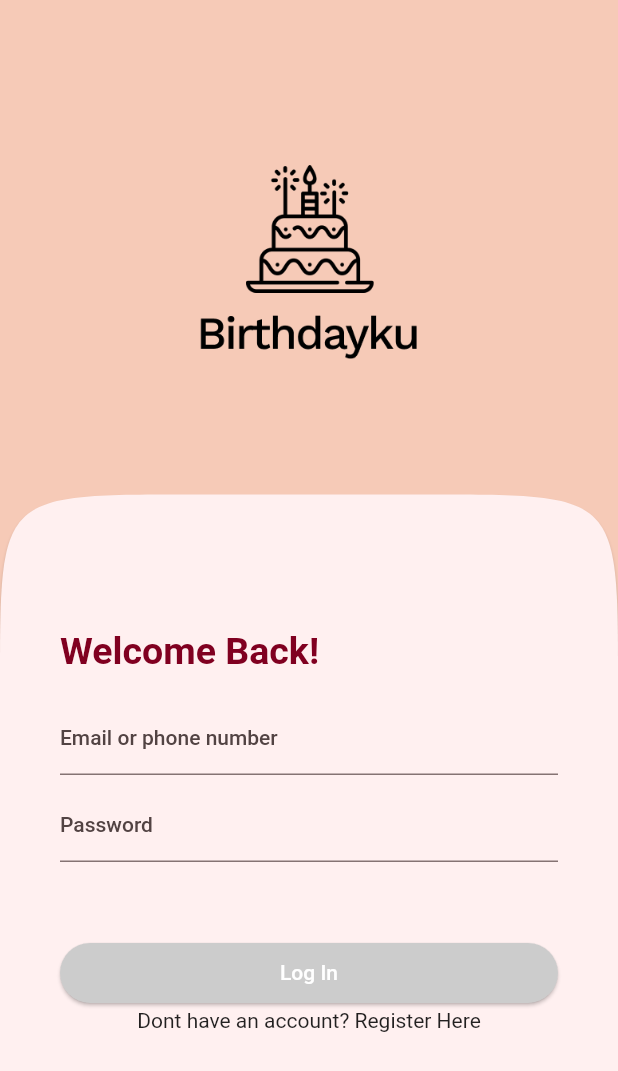
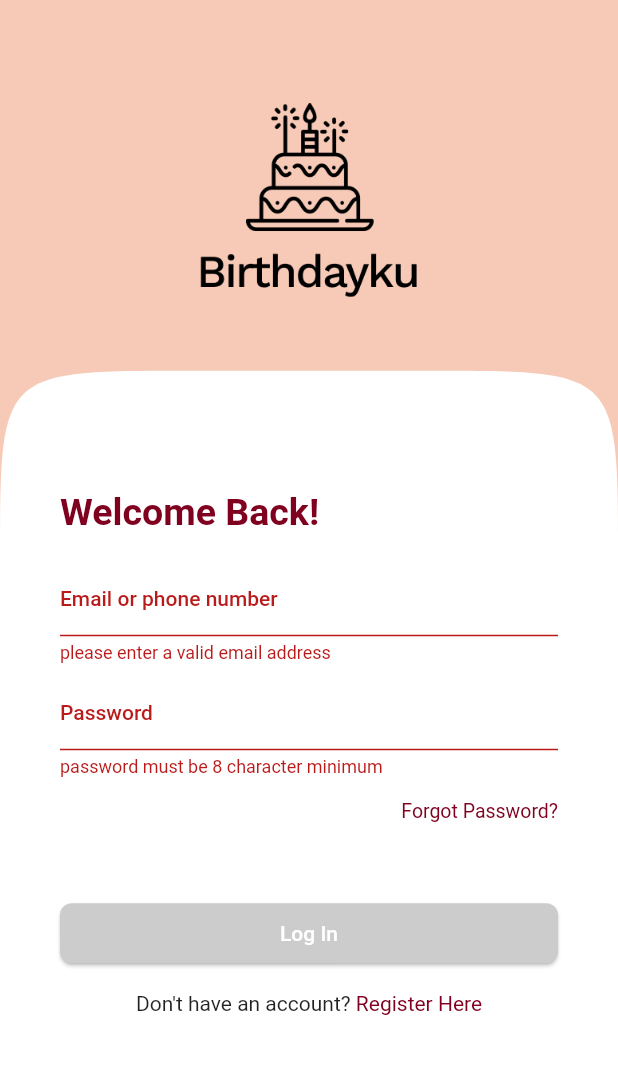
Before and after one commit to AbrahamRumondor/BirthdayKu, a Flutter app: the AuthenticationScreen screen opened directly, after a tap on "Log In", on a phone screen of 412 x 824 dp. Shown: the top 1071 px of the screen. Run offline on Flutter 3.47's test engine with Material 2 defaults, Android fonts, the light colour scheme and no system bars; missing offline and left inert: dart:ffi.

Commit message:
completing authentication screens and also make changes on widget_test (just in case error occurs)

```diff
--- a/lib/main.dart
+++ b/lib/main.dart
@@ -1,7 +1,7 @@
 import 'package:flutter/material.dart';
 
 // views
-import 'package:birthdayku/views/authenticataion_screen.dart';
+import 'package:birthdayku/views/authentication_screen.dart';
 import 'package:birthdayku/views/tabs.dart';
 
 void main() {
@@ -13,7 +13,7 @@ void main() {
         colorScheme: ColorScheme.fromSeed(
             seedColor: const Color.fromRGBO(128, 0, 32, 1)),
       ),
-      home: const Scaffold(body: TabsScreen()),
+      home: const Scaffold(body: AuthenticationScreen()),
     ),
   );
 }
--- a/lib/views/authenticataion_screen.dart
+++ /dev/null
@@ -1,103 +0,0 @@
-import 'package:flutter/material.dart';
-
-class AuthenticationScreen extends StatefulWidget {
-  const AuthenticationScreen({super.key});
-
-  @override
-  State<AuthenticationScreen> createState() => _AuthenticationScreenState();
-}
-
-class _AuthenticationScreenState extends State<AuthenticationScreen> {
-  @override
-  Widget build(BuildContext context) {
-    return Scaffold(
-      backgroundColor: const Color.fromRGBO(246, 202, 183, 1),
-      body: Center(
-        child: Column(mainAxisAlignment: MainAxisAlignment.center, children: [
-          Expanded(
-            flex: 4,
-            child: Container(
-              margin: const EdgeInsets.only(
-                top: 20,
-                left: 20,
-                right: 20,
-              ),
-              width: 150,
-              child: Image.asset('assets/img/logo_login.png'),
-            ),
-          ),
-          Expanded(
-            flex: 6,
-            child: Card(
-              margin: EdgeInsets.zero,
-              shape: const ContinuousRectangleBorder(
-                borderRadius: BorderRadius.only(
-                  topLeft: Radius.circular(125),
-                  topRight: Radius.circular(125),
-                ),
-              ),
-              child: SingleChildScrollView(
-                child: Padding(
-                  padding: const EdgeInsets.all(40),
-                  child: Form(
-                    child: Column(
-                      mainAxisSize: MainAxisSize.min,
-                      crossAxisAlignment: CrossAxisAlignment.start,
-                      children: [
-                        const SizedBox(height: 50),
-                        const Text(
-                            style: TextStyle(
-                              color: Color.fromRGBO(128, 0, 32, 1),
-                              fontSize: 25,
-                              fontWeight: FontWeight.bold,
-                            ),
-                            'Welcome Back!'),
-                        const SizedBox(height: 20),
-                        TextFormField(
-                          decoration: const InputDecoration(
-                              labelText: 'Email or phone number'),
-                          keyboardType: TextInputType.emailAddress,
-                          autocorrect: false,
-                          textCapitalization: TextCapitalization.none,
-                        ),
-                        const SizedBox(
-                          height: 10,
-                        ),
-                        TextFormField(
-                          decoration:
-                              const InputDecoration(labelText: 'Password'),
-                          obscureText: true,
-                        ),
-                        const SizedBox(
-                          height: 50,
-                        ),
-                        SizedBox(
-                          width: double.infinity,
-                          child: ElevatedButton(
-                            style: const ButtonStyle(
-                              backgroundColor: MaterialStatePropertyAll<Color>(
-                                Color.fromRGBO(204, 204, 204, 1),
-                              ),
-                              foregroundColor: MaterialStatePropertyAll<Color>(
-                                Colors.white,
-                              ),
-                            ),
-                            onPressed: () {},
-                            child: const Text('Log In'),
-                          ),
-                        ),
-                        const Center(
-                          child: Text('Dont have an account? Register Here'),
-                        ),
-                      ],
-                    ),
-                  ),
-                ),
-              ),
-            ),
-          ),
-        ]),
-      ),
-    );
-  }
-}
--- /dev/null
+++ b/lib/views/authentication_screen.dart
@@ -0,0 +1,193 @@
+import 'dart:ffi';
+
+import 'package:birthdayku/views/register_screen.dart';
+import 'package:flutter/material.dart';
+
+class AuthenticationScreen extends StatefulWidget {
+  const AuthenticationScreen({super.key});
+
+  @override
+  State<AuthenticationScreen> createState() => _AuthenticationScreenState();
+}
+
+class _AuthenticationScreenState extends State<AuthenticationScreen> {
+  final _form = GlobalKey<FormState>();
+
+  var _enteredEmail = '';
+  var _enteredPassword = '';
+
+  void _submit() {
+    final isValid = _form.currentState!.validate();
+
+    if (isValid) {
+      _form.currentState!.save();
+      print(_enteredEmail);
+      print(_enteredPassword);
+    }
+  }
+
+  @override
+  Widget build(BuildContext context) {
+    return Scaffold(
+      backgroundColor: const Color.fromRGBO(246, 202, 183, 1),
+      body: Center(
+        child: Column(mainAxisAlignment: MainAxisAlignment.center, children: [
+          Expanded(
+            flex: 3,
+            child: Container(
+              margin: const EdgeInsets.only(
+                top: 20,
+                left: 20,
+                right: 20,
+              ),
+              width: 150,
+              child: Image.asset('assets/img/logo_login.png'),
+            ),
+          ),
+          Expanded(
+            flex: 7,
+            child: Card(
+              elevation: 0,
+              color: Colors.white,
+              margin: EdgeInsets.zero,
+              shape: const ContinuousRectangleBorder(
+                borderRadius: BorderRadius.only(
+                  topLeft: Radius.circular(125),
+                  topRight: Radius.circular(125),
+                ),
+              ),
+              child: SingleChildScrollView(
+                child: Padding(
+                  padding: const EdgeInsets.all(40),
+                  child: Form(
+                    key: _form,
+                    child: Column(
+                      mainAxisSize: MainAxisSize.min,
+                      crossAxisAlignment: CrossAxisAlignment.start,
+                      children: [
+                        const SizedBox(height: 40),
+                        const Text(
+                            style: TextStyle(
+                              color: Color.fromRGBO(128, 0, 32, 1),
+                              fontSize: 25,
+                              fontWeight: FontWeight.bold,
+                            ),
+                            'Welcome Back!'),
+                        const SizedBox(height: 20),
+                        TextFormField(
+                          decoration: const InputDecoration(
+                              labelText: 'Email or phone number'),
+                          keyboardType: TextInputType.emailAddress,
+                          autocorrect: false,
+                          textCapitalization: TextCapitalization.none,
+                          validator: (value) {
+                            if (value == null || !value.contains('@')) {
+                              return 'please enter a valid email address';
+                            }
+                            return null;
+                          },
+                          onSaved: (value) {
+                            _enteredEmail = value!;
+                          },
+                        ),
+                        const SizedBox(
+                          height: 10,
+                        ),
+                        TextFormField(
+                          decoration:
+                              const InputDecoration(labelText: 'Password'),
+                          obscureText: true,
+                          validator: (value) {
+                            if (value == null || !(value.length >= 8)) {
+                              return 'password must be 8 character minimum';
+                            }
+                            return null;
+                          },
+                          onSaved: (value) {
+                            _enteredPassword = value!;
+                          },
+                        ),
+                        const SizedBox(
+                          height: 15,
+                        ),
+                        const SizedBox(
+                          width: double.infinity,
+                          child: Text(
+                            textAlign: TextAlign.right,
+                            'Forgot Password?',
+                            style: TextStyle(
+                              color: Color.fromRGBO(128, 0, 32, 1),
+                              fontSize: 13,
+                            ),
+                          ),
+                        ),
+                        const SizedBox(
+                          height: 50,
+                        ),
+                        SizedBox(
+                          width: double.infinity,
+                          child: ElevatedButton(
+                            style: ButtonStyle(
+                              backgroundColor:
+                                  const MaterialStatePropertyAll<Color>(
+                                Color.fromRGBO(204, 204, 204, 1),
+                              ),
+                              foregroundColor:
+                                  const MaterialStatePropertyAll<Color>(
+                                Colors.white,
+                              ),
+                              shape: MaterialStatePropertyAll<
+                                  RoundedRectangleBorder>(
+                                RoundedRectangleBorder(
+                                  borderRadius: BorderRadius.circular(8),
+                                ),
+                              ),
+                            ),
+                            onPressed: _submit,
+                            child: const Text('Log In'),
+                          ),
+                        ),
+                        const SizedBox(
+                          height: 15,
+                        ),
+                        Center(
+                          child: RichText(
+                            text: TextSpan(
+                              children: [
+                                const TextSpan(
+                                    text: 'Don\'t have an account? ',
+                                    style: TextStyle(color: Colors.black87)),
+                                WidgetSpan(
+                                    child: GestureDetector(
+                                  onTap: () {
+                                    Navigator.push(
+                                      context,
+                                      MaterialPageRoute(
+                                        builder: (ctx) =>
+                                            const RegisterScreen(),
+                                      ),
+                                    );
+                                  },
+                                  child: const Text(
+                                    "Register Here",
+                                    style: TextStyle(
+                                      color: Color.fromRGBO(128, 0, 32, 1),
+                                    ),
+                                  ),
+                                ))
+                              ],
+                            ),
+                          ),
+                        ),
+                      ],
+                    ),
+                  ),
+                ),
+              ),
+            ),
+          ),
+        ]),
+      ),
+    );
+  }
+}
```
Also changed, not shown: lib/views/register_screen.dart (added, +230 -0 lines), 1 other file.
